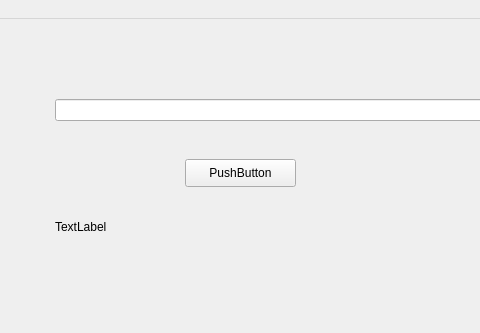
Old version of the form ui/main.ui in the repository cyrilvincent/oo; both pictures show x 145 to 625 and y 0 to 333 of the 800 by 600 pixel window.
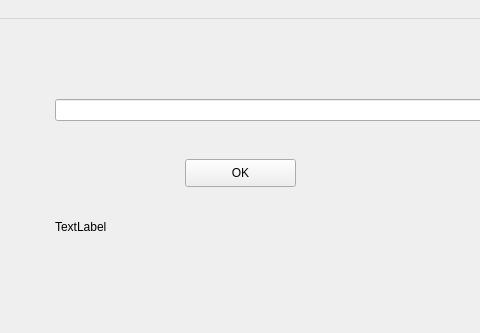
New version of the form.

What changed in the file:
```diff
--- a/ui/main.ui
+++ b/ui/main.ui
@@ -24,7 +24,7 @@
      </rect>
     </property>
     <property name="text">
-     <string>PushButton</string>
+     <string>OK</string>
     </property>
    </widget>
    <widget class="QLineEdit" name="lineEdit">
```
